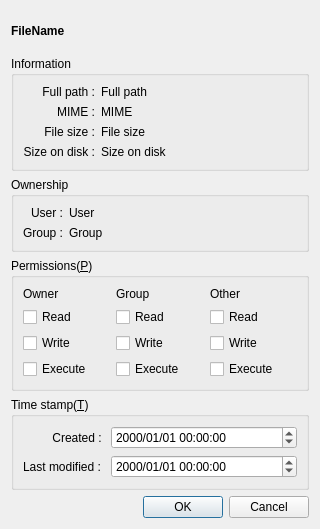
The window that fileattributesdialog.ui (haraki/farman) describes before a commit, drawn with Qt 5.
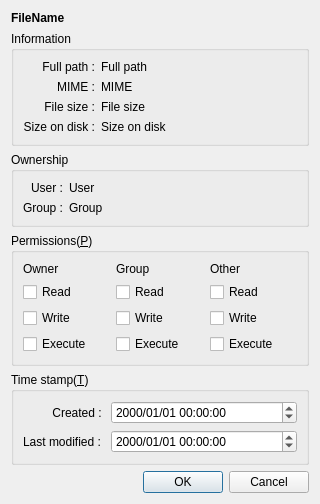
The same window after the commit.

```diff
--- a/fileattributesdialog.ui
+++ b/fileattributesdialog.ui
@@ -7,7 +7,7 @@
     <x>0</x>
     <y>0</y>
     <width>320</width>
-    <height>529</height>
+    <height>431</height>
    </rect>
   </property>
   <property name="sizePolicy">
```
